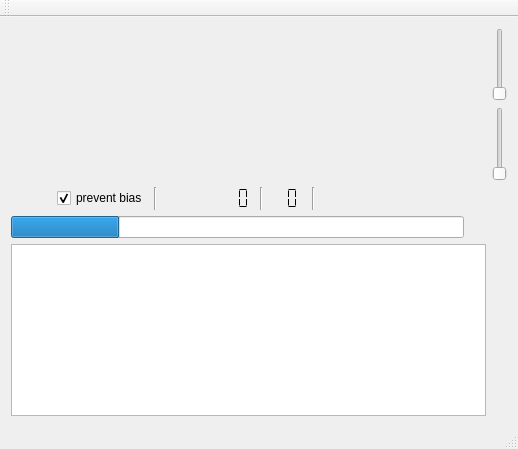
Before: the Qt Designer form mainwindow.ui in 607011/Qliq, drawn with Qt 5.
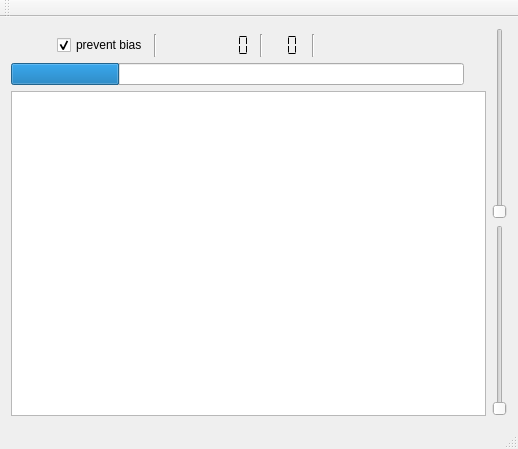
After: the same form once the commit is applied. Icons and pictures are not drawn.

```diff
--- a/mainwindow.ui
+++ b/mainwindow.ui
@@ -176,7 +176,7 @@
     <item row="0" column="0">
      <layout class="QVBoxLayout" name="graphLayout"/>
     </item>
-    <item row="0" column="1">
+    <item row="0" column="1" rowspan="4">
      <layout class="QVBoxLayout" name="verticalLayout">
       <item>
        <widget class="QSlider" name="thresholdSlider">
```
